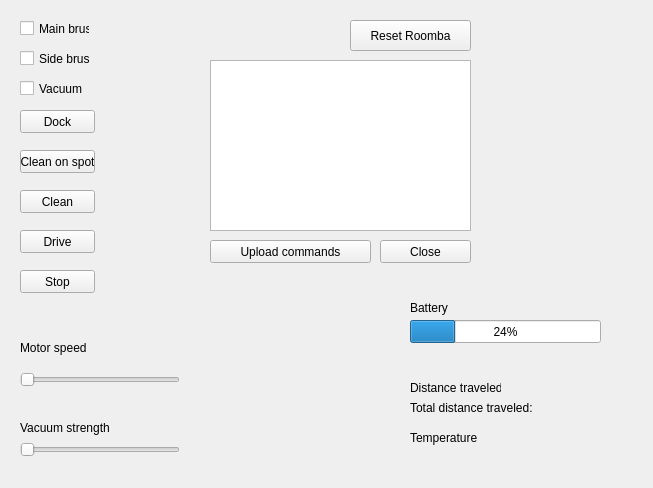
First picture: the form in GUI/Gui-RoombaV1.0/controllingroomba.ui, repository K-4U/ese_project4y5, before the edit.
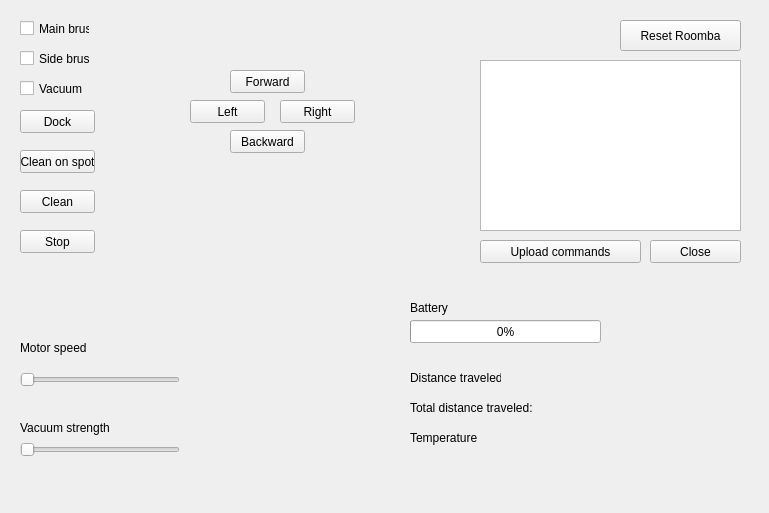
Second picture: the form after the edit.

Diff of the .ui file:
```diff
--- a/GUI/Gui-RoombaV1.0/controllingroomba.ui
+++ b/GUI/Gui-RoombaV1.0/controllingroomba.ui
@@ -6,8 +6,8 @@
    <rect>
     <x>0</x>
     <y>0</y>
-    <width>653</width>
-    <height>488</height>
+    <width>769</width>
+    <height>513</height>
    </rect>
   </property>
   <property name="windowTitle">
@@ -16,7 +16,7 @@
   <widget class="QPushButton" name="pbUpload">
    <property name="geometry">
     <rect>
-     <x>210</x>
+     <x>480</x>
      <y>240</y>
      <width>161</width>
      <height>23</height>
@@ -55,7 +55,7 @@
   <widget class="QPushButton" name="pbResetRoomba">
    <property name="geometry">
     <rect>
-     <x>350</x>
+     <x>620</x>
      <y>20</y>
      <width>121</width>
      <height>31</height>
@@ -120,7 +120,7 @@
   <widget class="QPushButton" name="pbClose">
    <property name="geometry">
     <rect>
-     <x>380</x>
+     <x>650</x>
      <y>240</y>
      <width>91</width>
      <height>23</height>
@@ -133,7 +133,7 @@
   <widget class="QTextEdit" name="txtManualcommands">
    <property name="geometry">
     <rect>
-     <x>210</x>
+     <x>480</x>
      <y>60</y>
      <width>261</width>
      <height>171</height>
@@ -143,21 +143,24 @@
   <widget class="QPushButton" name="pbDrive">
    <property name="geometry">
     <rect>
-     <x>20</x>
-     <y>230</y>
+     <x>230</x>
+     <y>70</y>
      <width>75</width>
      <height>23</height>
     </rect>
    </property>
    <property name="text">
-    <string>Drive</string>
+    <string>Forward</string>
+   </property>
+   <property name="checkable">
+    <bool>false</bool>
    </property>
   </widget>
   <widget class="QPushButton" name="pbStop">
    <property name="geometry">
     <rect>
      <x>20</x>
-     <y>270</y>
+     <y>230</y>
      <width>75</width>
      <height>23</height>
     </rect>
@@ -176,7 +179,7 @@
     </rect>
    </property>
    <property name="value">
-    <number>24</number>
+    <number>0</number>
    </property>
   </widget>
   <widget class="QLabel" name="lbBattery">
@@ -248,7 +251,7 @@
    <property name="geometry">
     <rect>
      <x>410</x>
-     <y>380</y>
+     <y>370</y>
      <width>91</width>
      <height>16</height>
     </rect>
@@ -283,6 +286,45 @@
     <string>Temperature</string>
    </property>
   </widget>
+  <widget class="QPushButton" name="pbDriveLeft">
+   <property name="geometry">
+    <rect>
+     <x>190</x>
+     <y>100</y>
+     <width>75</width>
+     <height>23</height>
+    </rect>
+   </property>
+   <property name="text">
+    <string>Left</string>
+   </property>
+  </widget>
+  <widget class="QPushButton" name="pbDriveRight">
+   <property name="geometry">
+    <rect>
+     <x>280</x>
+     <y>100</y>
+     <width>75</width>
+     <height>23</height>
+    </rect>
+   </property>
+   <property name="text">
+    <string>Right</string>
+   </property>
+  </widget>
+  <widget class="QPushButton" name="pbDriveBackward">
+   <property name="geometry">
+    <rect>
+     <x>230</x>
+     <y>130</y>
+     <width>75</width>
+     <height>23</height>
+    </rect>
+   </property>
+   <property name="text">
+    <string>Backward</string>
+   </property>
+  </widget>
  </widget>
  <resources/>
  <connections>
```
Left out of the diff: 14 changed lines with no effect on the pictures.
